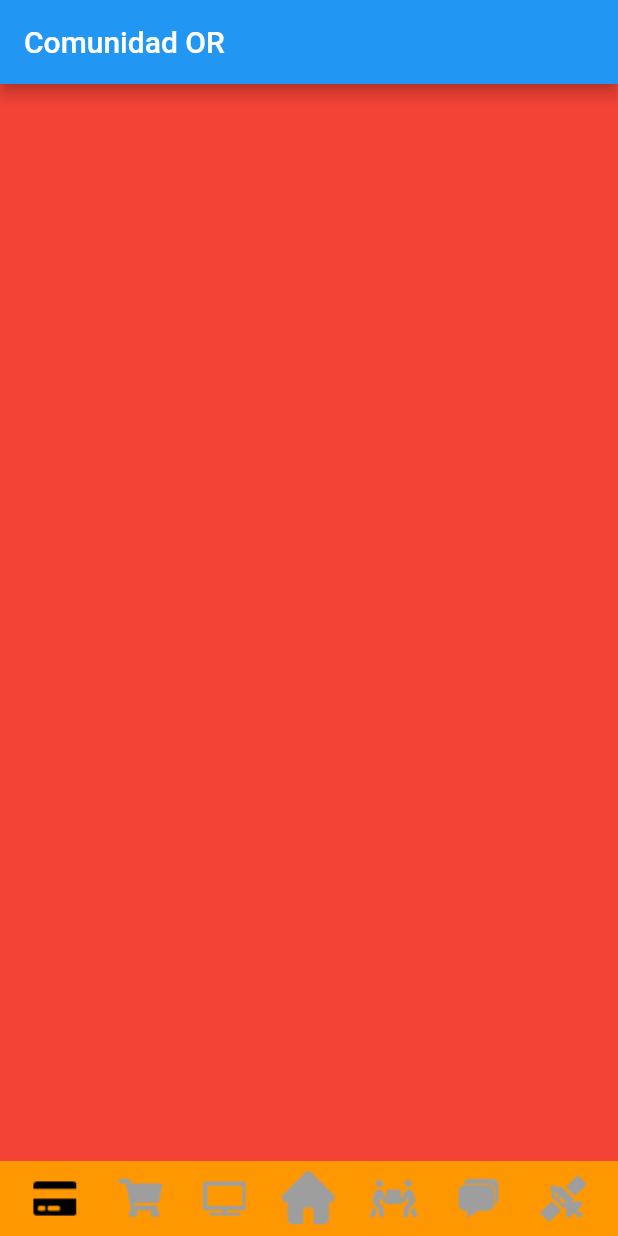
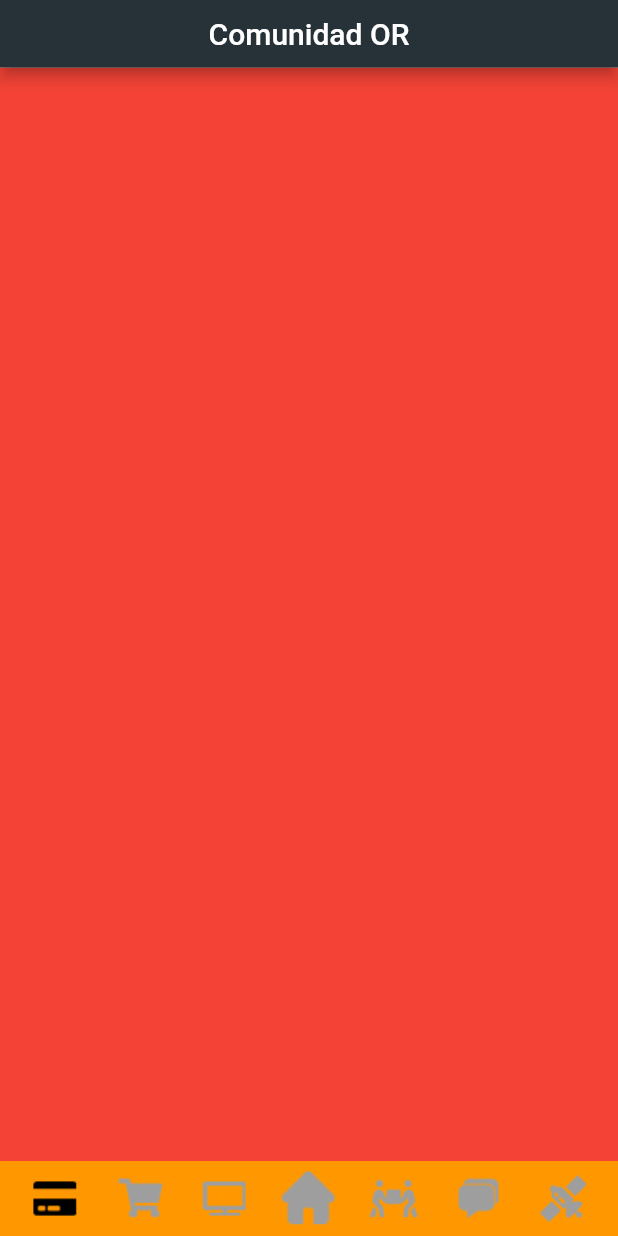
Before and after one commit to AleMancilla/Comunidad-OR, a Flutter app: the screen it shows after launch, on a phone screen of 412 x 824 dp. Run offline on Flutter 3.47's test engine with Material 2 defaults, Android fonts, the phone set to English and light mode, and no system bars.

Commit message:
color theme

```diff
--- a/lib/UI/Pages/HomePage.dart
+++ b/lib/UI/Pages/HomePage.dart
@@ -13,7 +13,12 @@ class _HomePageState extends State<HomePage> {
   Widget build(BuildContext context) {
     return Scaffold(
       appBar: AppBar(
-        title: Text("Comunidad OR"),
+        toolbarHeight: 45,
+        title: Column(
+          children: [
+            Center(child: Text("Comunidad OR")),
+          ],
+        ),
       ),
       body: Column(
         children: [
--- a/lib/main.dart
+++ b/lib/main.dart
@@ -9,6 +9,7 @@ class MyApp extends StatelessWidget {
     return MaterialApp(
       title: 'Material App',
       home: HomePage(),
+      theme: ThemeData(primaryColor: Colors.blueGrey[900]),
     );
   }
 }
```
